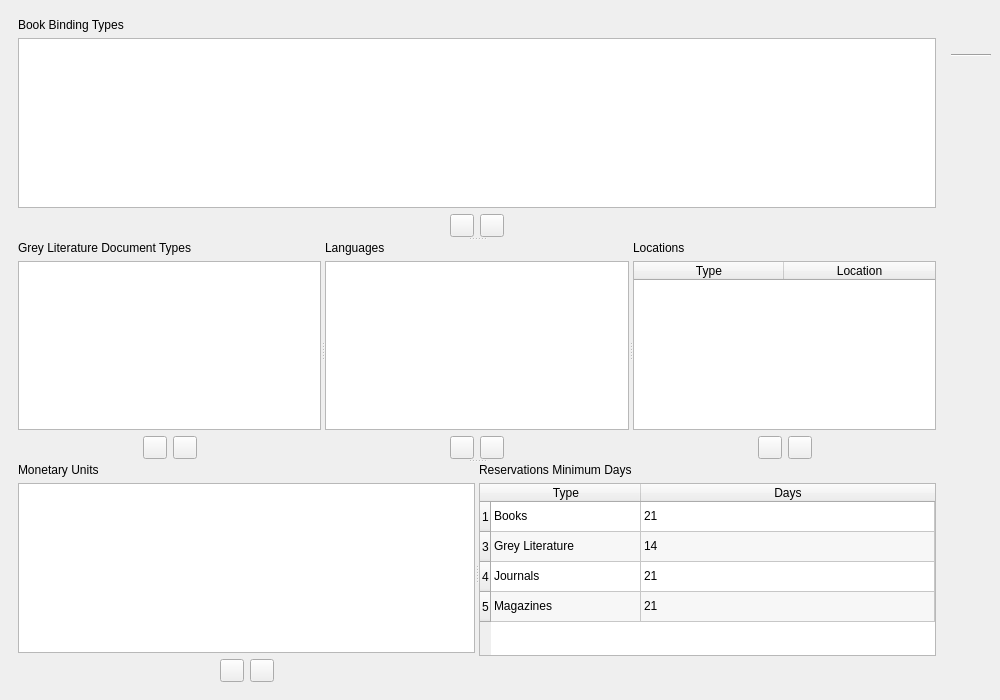
FlorianKleemiss/biblioteq, file UI/biblioteq_dbenumerations.ui: the form before one commit.
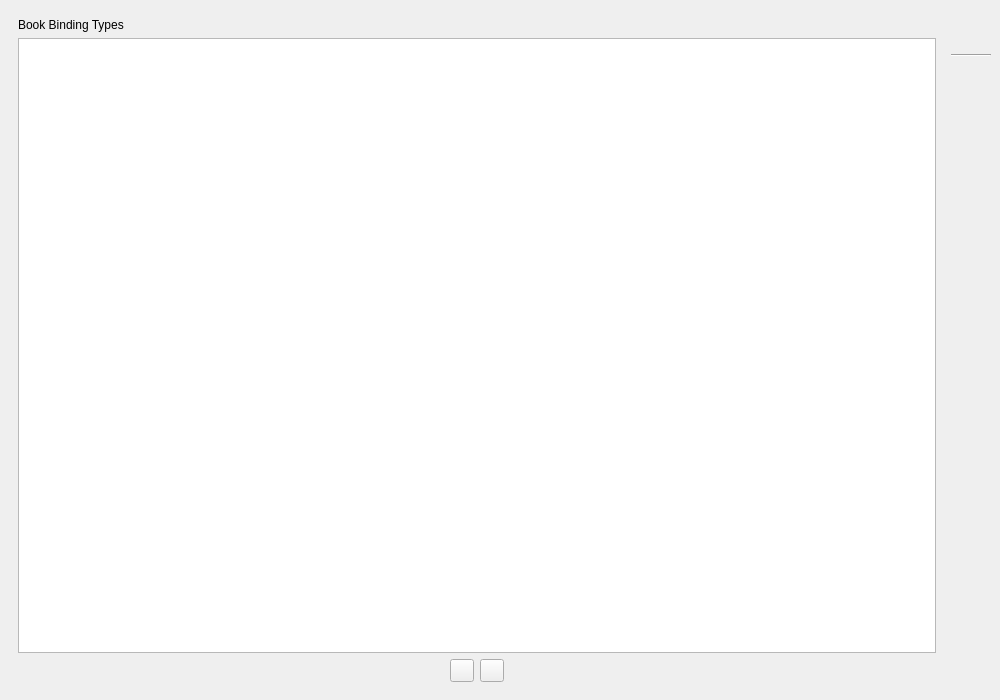
The form after the commit. Icons and pictures are not drawn.

```diff
--- a/UI/biblioteq_dbenumerations.ui
+++ b/UI/biblioteq_dbenumerations.ui
@@ -123,554 +123,6 @@
            </layout>
           </widget>
          </widget>
-         <widget class="QSplitter" name="splitter_2">
-          <property name="orientation">
-           <enum>Qt::Horizontal</enum>
-          </property>
-          <widget class="QWidget" name="layoutWidget_12">
-           <layout class="QVBoxLayout" name="verticalLayout_8">
-            <item>
-             <widget class="QLabel" name="label_8">
-              <property name="text">
-               <string>Grey Literature Document Types</string>
-              </property>
-             </widget>
-            </item>
-            <item>
-             <widget class="QListWidget" name="greyLiteratureTypes">
-              <property name="tabKeyNavigation">
-               <bool>true</bool>
-              </property>
-              <property name="alternatingRowColors">
-               <bool>true</bool>
-              </property>
-              <property name="verticalScrollMode">
-               <enum>QAbstractItemView::ScrollPerPixel</enum>
-              </property>
-              <property name="horizontalScrollMode">
-               <enum>QAbstractItemView::ScrollPerPixel</enum>
-              </property>
-             </widget>
-            </item>
-            <item>
-             <layout class="QHBoxLayout" name="horizontalLayout_8">
-              <item>
-               <spacer name="horizontalSpacer_15">
-                <property name="orientation">
-                 <enum>Qt::Horizontal</enum>
-                </property>
-                <property name="sizeHint" stdset="0">
-                 <size>
-                  <width>40</width>
-                  <height>20</height>
-                 </size>
-                </property>
-               </spacer>
-              </item>
-              <item>
-               <widget class="QToolButton" name="addGreyLiteratureType">
-                <property name="toolTip">
-                 <string>Add</string>
-                </property>
-                <property name="icon">
-                 <iconset resource="../Icons/icons.qrc">
-                  <normaloff>:/16x16/add.png</normaloff>:/16x16/add.png</iconset>
-                </property>
-                <property name="iconSize">
-                 <size>
-                  <width>16</width>
-                  <height>16</height>
-                 </size>
-                </property>
-               </widget>
-              </item>
-              <item>
-               <widget class="QToolButton" name="removeGreyLiteratureType">
-                <property name="toolTip">
-                 <string>Remove</string>
-                </property>
-                <property name="icon">
-                 <iconset resource="../Icons/icons.qrc">
-                  <normaloff>:/16x16/eraser.png</normaloff>:/16x16/eraser.png</iconset>
-                </property>
-                <property name="iconSize">
-                 <size>
-                  <width>16</width>
-                  <height>16</height>
-                 </size>
-                </property>
-               </widget>
-              </item>
-              <item>
-               <spacer name="horizontalSpacer_16">
-                <property name="orientation">
-                 <enum>Qt::Horizontal</enum>
-                </property>
-                <property name="sizeHint" stdset="0">
-                 <size>
-                  <width>40</width>
-                  <height>20</height>
-                 </size>
-                </property>
-               </spacer>
-              </item>
-             </layout>
-            </item>
-           </layout>
-          </widget>
-          <widget class="QWidget" name="layoutWidget_5">
-           <layout class="QVBoxLayout" name="verticalLayout_2">
-            <item>
-             <widget class="QLabel" name="label_2">
-              <property name="text">
-               <string>Languages</string>
-              </property>
-             </widget>
-            </item>
-            <item>
-             <widget class="QListWidget" name="languagesList">
-              <property name="tabKeyNavigation">
-               <bool>true</bool>
-              </property>
-              <property name="alternatingRowColors">
-               <bool>true</bool>
-              </property>
-              <property name="verticalScrollMode">
-               <enum>QAbstractItemView::ScrollPerPixel</enum>
-              </property>
-              <property name="horizontalScrollMode">
-               <enum>QAbstractItemView::ScrollPerPixel</enum>
-              </property>
-             </widget>
-            </item>
-            <item>
-             <layout class="QHBoxLayout" name="horizontalLayout_2">
-              <item>
-               <spacer name="horizontalSpacer_3">
-                <property name="orientation">
-                 <enum>Qt::Horizontal</enum>
-                </property>
-                <property name="sizeHint" stdset="0">
-                 <size>
-                  <width>40</width>
-                  <height>20</height>
-                 </size>
-                </property>
-               </spacer>
-              </item>
-              <item>
-               <widget class="QToolButton" name="addLanguage">
-                <property name="toolTip">
-                 <string>Add</string>
-                </property>
-                <property name="icon">
-                 <iconset resource="../Icons/icons.qrc">
-                  <normaloff>:/16x16/add.png</normaloff>:/16x16/add.png</iconset>
-                </property>
-                <property name="iconSize">
-                 <size>
-                  <width>16</width>
-                  <height>16</height>
-                 </size>
-                </property>
-               </widget>
-              </item>
-              <item>
-               <widget class="QToolButton" name="removeLanguage">
-                <property name="toolTip">
-                 <string>Remove</string>
-                </property>
-                <property name="icon">
-                 <iconset resource="../Icons/icons.qrc">
-                  <normaloff>:/16x16/eraser.png</normaloff>:/16x16/eraser.png</iconset>
-                </property>
-                <property name="iconSize">
-                 <size>
-                  <width>16</width>
-                  <height>16</height>
-                 </size>
-                </property>
-               </widget>
-              </item>
-              <item>
-               <spacer name="horizontalSpacer_4">
-                <property name="orientation">
-                 <enum>Qt::Horizontal</enum>
-                </property>
-                <property name="sizeHint" stdset="0">
-                 <size>
-                  <width>40</width>
-                  <height>20</height>
-                 </size>
-                </property>
-               </spacer>
-              </item>
-             </layout>
-            </item>
-           </layout>
-          </widget>
-          <widget class="QWidget" name="layoutWidget_6">
-           <layout class="QVBoxLayout" name="_3">
-            <item>
-             <widget class="QLabel" name="label">
-              <property name="text">
-               <string>Locations</string>
-              </property>
-             </widget>
-            </item>
-            <item>
-             <widget class="QTableWidget" name="locationsTable">
-              <property name="alternatingRowColors">
-               <bool>true</bool>
-              </property>
-              <property name="verticalScrollMode">
-               <enum>QAbstractItemView::ScrollPerPixel</enum>
-              </property>
-              <property name="horizontalScrollMode">
-               <enum>QAbstractItemView::ScrollPerPixel</enum>
-              </property>
-              <attribute name="horizontalHeaderMinimumSectionSize">
-               <number>150</number>
-              </attribute>
-              <attribute name="horizontalHeaderDefaultSectionSize">
-               <number>150</number>
-              </attribute>
-              <attribute name="horizontalHeaderStretchLastSection">
-               <bool>true</bool>
-              </attribute>
-              <column>
-               <property name="text">
-                <string>Type</string>
-               </property>
-              </column>
-              <column>
-               <property name="text">
-                <string>Location</string>
-               </property>
-              </column>
-             </widget>
-            </item>
-            <item>
-             <layout class="QHBoxLayout" name="horizontalLayout">
-              <item>
-               <spacer name="horizontalSpacer">
-                <property name="orientation">
-                 <enum>Qt::Horizontal</enum>
-                </property>
-                <property name="sizeHint" stdset="0">
-                 <size>
-                  <width>40</width>
-                  <height>20</height>
-                 </size>
-                </property>
-               </spacer>
-              </item>
-              <item>
-               <widget class="QToolButton" name="addLocation">
-                <property name="toolTip">
-                 <string>Add</string>
-                </property>
-                <property name="icon">
-                 <iconset resource="../Icons/icons.qrc">
-                  <normaloff>:/16x16/add.png</normaloff>:/16x16/add.png</iconset>
-                </property>
-                <property name="iconSize">
-                 <size>
-                  <width>16</width>
-                  <height>16</height>
-                 </size>
-                </property>
-               </widget>
-              </item>
-              <item>
-               <widget class="QToolButton" name="removeLocation">
-                <property name="toolTip">
-                 <string>Remove</string>
-                </property>
-                <property name="icon">
-                 <iconset resource="../Icons/icons.qrc">
-                  <normaloff>:/16x16/eraser.png</normaloff>:/16x16/eraser.png</iconset>
-                </property>
-                <property name="iconSize">
-                 <size>
-                  <width>16</width>
-                  <height>16</height>
-                 </size>
-                </property>
-               </widget>
-              </item>
-              <item>
-               <spacer name="horizontalSpacer_2">
-                <property name="orientation">
-                 <enum>Qt::Horizontal</enum>
-                </property>
-                <property name="sizeHint" stdset="0">
-                 <size>
-                  <width>40</width>
-                  <height>20</height>
-                 </size>
-                </property>
-               </spacer>
-              </item>
-             </layout>
-            </item>
-           </layout>
-          </widget>
-         </widget>
-         <widget class="QSplitter" name="splitter_3">
-          <property name="orientation">
-           <enum>Qt::Horizontal</enum>
-          </property>
-          <widget class="QWidget" name="layoutWidget_7">
-           <layout class="QVBoxLayout" name="verticalLayout_3">
-            <item>
-             <widget class="QLabel" name="label_3">
-              <property name="text">
-               <string>Monetary Units</string>
-              </property>
-             </widget>
-            </item>
-            <item>
-             <widget class="QListWidget" name="monetaryUnitsList">
-              <property name="tabKeyNavigation">
-               <bool>true</bool>
-              </property>
-              <property name="alternatingRowColors">
-               <bool>true</bool>
-              </property>
-              <property name="verticalScrollMode">
-               <enum>QAbstractItemView::ScrollPerPixel</enum>
-              </property>
-              <property name="horizontalScrollMode">
-               <enum>QAbstractItemView::ScrollPerPixel</enum>
-              </property>
-             </widget>
-            </item>
-            <item>
-             <layout class="QHBoxLayout" name="horizontalLayout_3">
-              <item>
-               <spacer name="horizontalSpacer_5">
-                <property name="orientation">
-                 <enum>Qt::Horizontal</enum>
-                </property>
-                <property name="sizeHint" stdset="0">
-                 <size>
-                  <width>40</width>
-                  <height>20</height>
-                 </size>
-                </property>
-               </spacer>
-              </item>
-              <item>
-               <widget class="QToolButton" name="addMonetaryUnit">
-                <property name="toolTip">
-                 <string>Add</string>
-                </property>
-                <property name="icon">
-                 <iconset resource="../Icons/icons.qrc">
-                  <normaloff>:/16x16/add.png</normaloff>:/16x16/add.png</iconset>
-                </property>
-                <property name="iconSize">
-                 <size>
-                  <width>16</width>
-                  <height>16</height>
-                 </size>
-                </property>
-               </widget>
-              </item>
-              <item>
-               <widget class="QToolButton" name="removeMonetaryUnit">
-                <property name="toolTip">
-                 <string>Remove</string>
-                </property>
-                <property name="icon">
-                 <iconset resource="../Icons/icons.qrc">
-                  <normaloff>:/16x16/eraser.png</normaloff>:/16x16/eraser.png</iconset>
-                </property>
-                <property name="iconSize">
-                 <size>
-                  <width>16</width>
-                  <height>16</height>
-                 </size>
-                </property>
-               </widget>
-              </item>
-              <item>
-               <spacer name="horizontalSpacer_6">
-                <property name="orientation">
-                 <enum>Qt::Horizontal</enum>
-                </property>
-                <property name="sizeHint" stdset="0">
-                 <size>
-                  <width>40</width>
-                  <height>20</height>
-                 </size>
-                </property>
-               </spacer>
-              </item>
-             </layout>
-            </item>
-           </layout>
-          </widget>
-          <widget class="QWidget" name="layoutWidget_8">
-           <layout class="QVBoxLayout" name="verticalLayout_14">
-            <item>
-             <widget class="QLabel" name="label_14">
-              <property name="text">
-               <string>Reservations Minimum Days</string>
-              </property>
-             </widget>
-            </item>
-            <item>
-             <widget class="QTableWidget" name="minimumDaysTable">
-              <property name="alternatingRowColors">
-               <bool>true</bool>
-              </property>
-              <property name="verticalScrollMode">
-               <enum>QAbstractItemView::ScrollPerPixel</enum>
-              </property>
-              <property name="horizontalScrollMode">
-               <enum>QAbstractItemView::ScrollPerPixel</enum>
-              </property>
-              <attribute name="horizontalHeaderMinimumSectionSize">
-               <number>150</number>
-              </attribute>
-              <attribute name="horizontalHeaderDefaultSectionSize">
-               <number>150</number>
-              </attribute>
-              <attribute name="horizontalHeaderStretchLastSection">
-               <bool>true</bool>
-              </attribute>
-              <row>
-               <property name="text">
-                <string>1</string>
-               </property>
-              </row>
-              <row>
-               <property name="text">
-                <string>3</string>
-               </property>
-              </row>
-              <row>
-               <property name="text">
-                <string>4</string>
-               </property>
-              </row>
-              <row>
-               <property name="text">
-                <string>5</string>
-               </property>
-              </row>
-              <column>
-               <property name="text">
-                <string>Type</string>
-               </property>
-              </column>
-              <column>
-               <property name="text">
-                <string>Days</string>
-               </property>
-              </column>
-              <item row="0" column="0">
-               <property name="text">
-                <string>Books</string>
-               </property>
-               <property name="flags">
-                <set>ItemIsSelectable|ItemIsDragEnabled|ItemIsEnabled</set>
-               </property>
-              </item>
-              <item row="0" column="1">
-               <property name="text">
-                <string>21</string>
-               </property>
-               <property name="flags">
-                <set>ItemIsSelectable|ItemIsEditable|ItemIsDragEnabled|ItemIsUserCheckable|ItemIsEnabled</set>
-               </property>
-              </item>
-              <item row="1" column="0">
-               <property name="text">
-                <string>Grey Literature</string>
-               </property>
-              </item>
-              <item row="1" column="1">
-               <property name="text">
-                <string>14</string>
-               </property>
-              </item>
-              <item row="2" column="0">
-               <property name="text">
-                <string>Journals</string>
-               </property>
-               <property name="flags">
-                <set>ItemIsSelectable|ItemIsDragEnabled|ItemIsEnabled</set>
-               </property>
-              </item>
-              <item row="2" column="1">
-               <property name="text">
-                <string>21</string>
-               </property>
-               <property name="flags">
-                <set>ItemIsSelectable|ItemIsEditable|ItemIsDragEnabled|ItemIsUserCheckable|ItemIsEnabled</set>
-               </property>
-              </item>
-              <item row="3" column="0">
-               <property name="text">
-                <string>Magazines</string>
-               </property>
-               <property name="flags">
-                <set>ItemIsSelectable|ItemIsDragEnabled|ItemIsEnabled</set>
-               </property>
-              </item>
-              <item row="3" column="1">
-               <property name="text">
-                <string>21</string>
-               </property>
-               <property name="flags">
-                <set>ItemIsSelectable|ItemIsEditable|ItemIsDragEnabled|ItemIsUserCheckable|ItemIsEnabled</set>
-               </property>
-              </item>
-             </widget>
-            </item>
-            <item>
-             <layout class="QHBoxLayout" name="horizontalLayout_16">
-              <item>
-               <spacer name="horizontalSpacer_31">
-                <property name="orientation">
-                 <enum>Qt::Horizontal</enum>
-                </property>
-                <property name="sizeHint" stdset="0">
-                 <size>
-                  <width>40</width>
-                  <height>20</height>
-                 </size>
-                </property>
-               </spacer>
-              </item>
-              <item>
-               <widget class="QLabel" name="emptyLabel">
-                <property name="text">
-                 <string/>
-                </property>
-               </widget>
-              </item>
-              <item>
-               <spacer name="horizontalSpacer_32">
-                <property name="orientation">
-                 <enum>Qt::Horizontal</enum>
-                </property>
-                <property name="sizeHint" stdset="0">
-                 <size>
-                  <width>40</width>
-                  <height>20</height>
-                 </size>
-                </property>
-               </spacer>
-              </item>
-             </layout>
-            </item>
-           </layout>
-          </widget>
-         </widget>
         </widget>
        </item>
       </layout>
```
Left out of the diff: 13 changed lines with no effect on the pictures.
